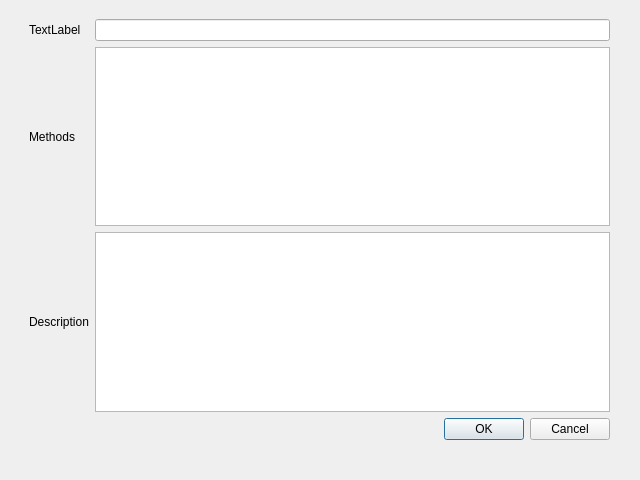
The window that src/view/ui/assessment.ui (Riverscapes/QRiS) describes before a commit, drawn with Qt 5.
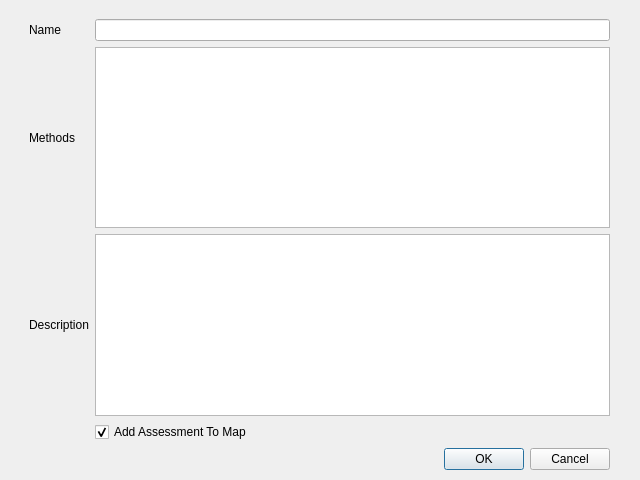
The same window after the commit.

Commit message: project and assessment form

What changed in the file:
```diff
--- a/src/view/ui/assessment.ui
+++ b/src/view/ui/assessment.ui
@@ -10,6 +10,12 @@
     <height>480</height>
    </rect>
   </property>
+  <property name="minimumSize">
+   <size>
+    <width>300</width>
+    <height>400</height>
+   </size>
+  </property>
   <property name="windowTitle">
    <string>Dialog</string>
   </property>
@@ -19,34 +25,10 @@
      <x>29</x>
      <y>19</y>
      <width>581</width>
-     <height>421</height>
+     <height>451</height>
     </rect>
    </property>
    <layout class="QGridLayout" name="gridLayout">
-    <item row="3" column="1">
-     <widget class="QDialogButtonBox" name="buttonBox">
-      <property name="standardButtons">
-       <set>QDialogButtonBox::Cancel|QDialogButtonBox::Ok</set>
-      </property>
-     </widget>
-    </item>
-    <item row="0" column="0">
-     <widget class="QLabel" name="lblName">
-      <property name="text">
-       <string>TextLabel</string>
-      </property>
-     </widget>
-    </item>
-    <item row="0" column="1">
-     <widget class="QLineEdit" name="txtName"/>
-    </item>
-    <item row="1" column="0">
-     <widget class="QLabel" name="lblMethods">
-      <property name="text">
-       <string>Methods</string>
-      </property>
-     </widget>
-    </item>
     <item row="2" column="0">
      <widget class="QLabel" name="lblDescription">
       <property name="text">
@@ -60,6 +42,43 @@
     <item row="1" column="1">
      <widget class="QListView" name="vwMethods"/>
     </item>
+    <item row="2" column="1">
+     <widget class="QPlainTextEdit" name="plainTextEdit"/>
+    </item>
+    <item row="0" column="0">
+     <widget class="QLabel" name="lblName">
+      <property name="text">
+       <string>Name</string>
+      </property>
+     </widget>
+    </item>
+    <item row="1" column="0">
+     <widget class="QLabel" name="lblMethods">
+      <property name="text">
+       <string>Methods</string>
+      </property>
+     </widget>
+    </item>
+    <item row="4" column="1">
+     <widget class="QDialogButtonBox" name="buttonBox">
+      <property name="standardButtons">
+       <set>QDialogButtonBox::Cancel|QDialogButtonBox::Ok</set>
+      </property>
+     </widget>
+    </item>
+    <item row="0" column="1">
+     <widget class="QLineEdit" name="txtName"/>
+    </item>
+    <item row="3" column="1">
+     <widget class="QCheckBox" name="chkAddToMap">
+      <property name="text">
+       <string>Add Assessment To Map</string>
+      </property>
+      <property name="checked">
+       <bool>true</bool>
+      </property>
+     </widget>
+    </item>
    </layout>
   </widget>
  </widget>
```
Left out of the diff: 11 changed lines with no effect on the pictures. The commit also changes 9 other files.
